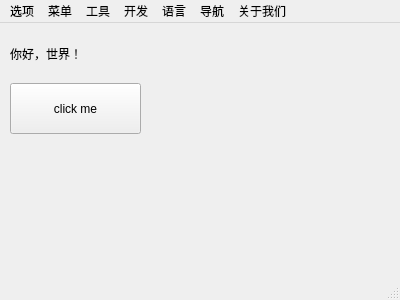
Old version of the form langdemo/mainwindow.ui in the repository USBproject/QT.
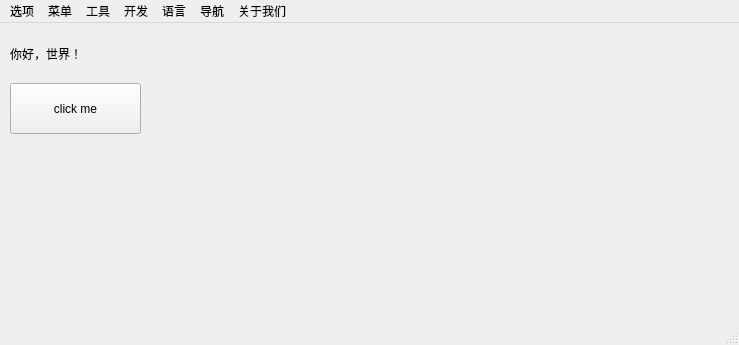
New version of the form.

```diff
--- a/langdemo/mainwindow.ui
+++ b/langdemo/mainwindow.ui
@@ -6,8 +6,8 @@
    <rect>
     <x>0</x>
     <y>0</y>
-    <width>400</width>
-    <height>300</height>
+    <width>739</width>
+    <height>345</height>
    </rect>
   </property>
   <property name="windowTitle">
@@ -49,8 +49,8 @@
     <rect>
      <x>0</x>
      <y>0</y>
-     <width>400</width>
-     <height>23</height>
+     <width>739</width>
+     <height>28</height>
     </rect>
    </property>
    <widget class="QMenu" name="menu">
```
Left out of the diff: 6 changed lines with no effect on the pictures.
